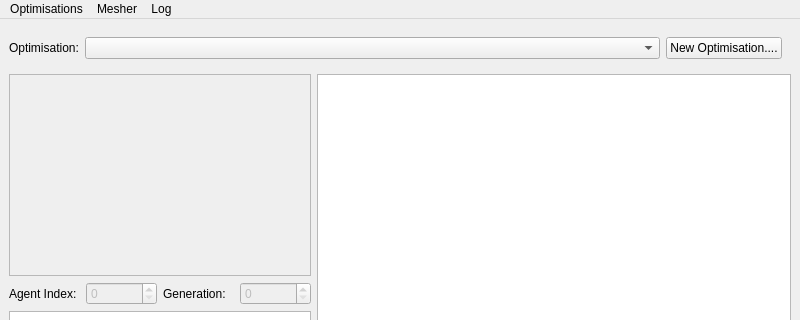
DrBenEvans/AerOptGUI, file Gui/MainWindow.ui: the form before one commit; both pictures show x 0 to 800 and y 0 to 320 of the 800 by 600 pixel window.
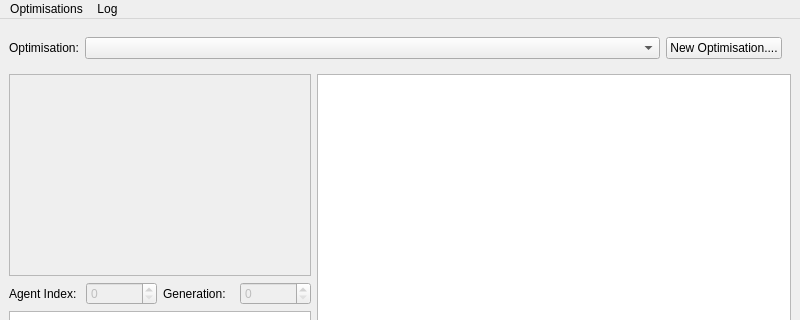
The form after the commit. Custom widgets are drawn as their Qt base class.

Commit message: "Reveal Current Optimisation Files" entry in menu

The edit to the form file:
```diff
--- a/Gui/MainWindow.ui
+++ b/Gui/MainWindow.ui
@@ -198,14 +198,7 @@
     </property>
     <addaction name="actionShowLog"/>
    </widget>
-   <widget class="QMenu" name="menuMesher">
-    <property name="title">
-     <string>Mesher</string>
-    </property>
-    <addaction name="actionRunMesher"/>
-   </widget>
    <addaction name="menuOptimisations"/>
-   <addaction name="menuMesher"/>
    <addaction name="menuLog"/>
   </widget>
   <action name="actionNewOptimisation">
```
Left out of the diff: 20 changed lines with no effect on the pictures. The commit also changes 5 other files.
